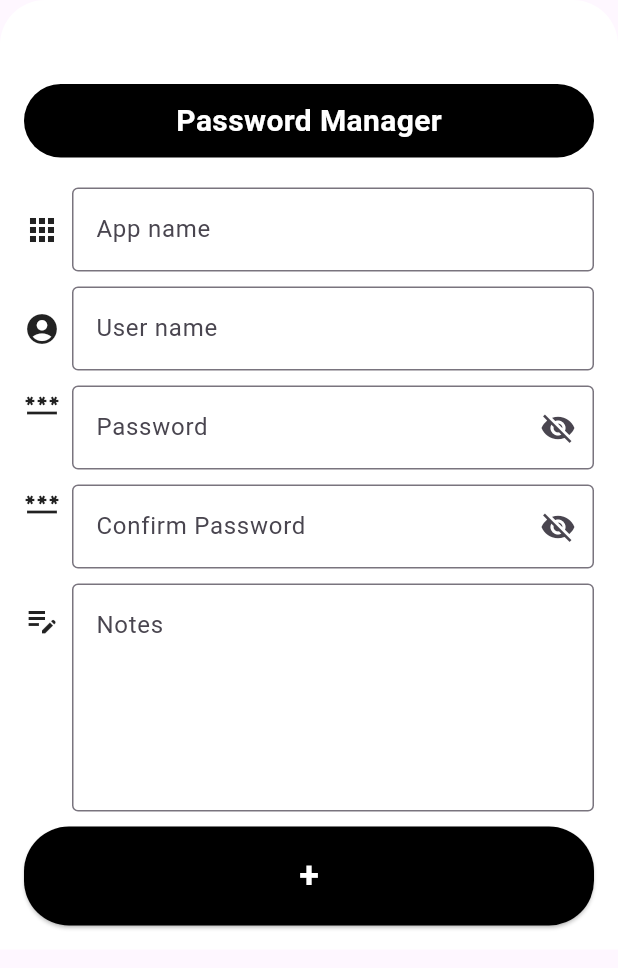
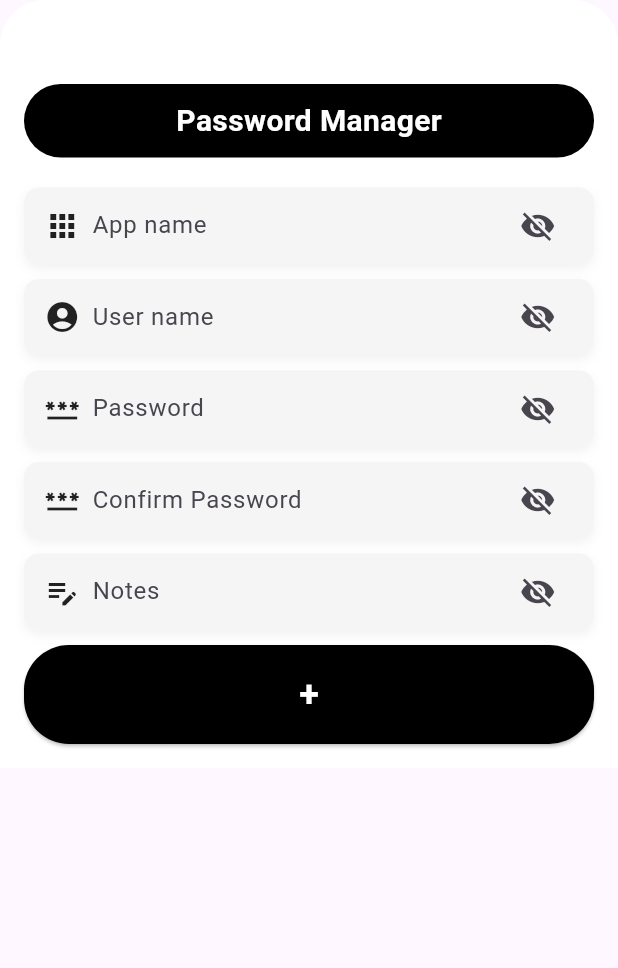
Before and after one commit to VinhTin-AQUA/Password-management, a Flutter app: the AddAccount screen opened by its route, on a phone screen of 412 x 824 dp. Shown: the top 968 px of the screen. Run offline on Flutter 3.47's test engine with Material 3 defaults, Android fonts, the phone set to English and light mode, and no system bars; our stand-ins replace firebase_auth, firebase_core, flutter_secure_storage, get, google_sign_in; accounts and stored records are empty.

Commit message:
update text field and password field

```diff
--- a/password_management/lib/presentation/views/add_account/add_account.dart
+++ b/password_management/lib/presentation/views/add_account/add_account.dart
@@ -32,32 +32,37 @@ class _AddAccountState extends State<AddAccount> {
                   const SizedBox(height: 40),
                   Header(),
                   const SizedBox(height: 20),
-                  const InputInput(
+                  TextInput(
                     icon: Icons.apps,
                     maxLines: 1,
                     hintText: "App name",
+                    onChanged: (String value) {},
                   ),
                   const SizedBox(height: 10),
-                  const InputInput(
+                  TextInput(
                     icon: Icons.account_circle,
                     maxLines: 1,
                     hintText: "User name",
+                    onChanged: (String value) {},
                   ),
                   const SizedBox(height: 10),
-                  const PasswordInput(
+                  PasswordInputField(
                     icon: Icons.password,
                     hintText: "Password",
+                    onChanged: (value) {},
                   ),
                   const SizedBox(height: 10),
-                  const PasswordInput(
+                  PasswordInputField(
                     icon: Icons.password,
                     hintText: "Confirm Password",
+                    onChanged: (value) {},
                   ),
                   const SizedBox(height: 10),
-                  const InputInput(
+                  TextInput(
                     icon: Icons.edit_note,
                     maxLines: 5,
                     hintText: "Notes",
+                    onChanged: (String value) {},
                   ),
                   const SizedBox(height: 10),
                   ElevatedButton(
--- a/password_management/lib/presentation/views/create_password/create_password.dart
+++ b/password_management/lib/presentation/views/create_password/create_password.dart
@@ -72,15 +72,15 @@ class _CreatePasswordState extends State<CreatePassword> {
                               style: TextStyle(fontSize: 20),
                             ),
                             const SizedBox(height: 40),
-                            PasswordInput(
-                              hintText: 'Only number',
+                            PasswordInputField(
+                              hintText: 'Input password',
                               onChanged: builder.updatePassword,
                               errorText:
                                   passValid ? null : 'Password is not empty',
                             ),
                             const SizedBox(height: 20),
-                            PasswordInput(
-                              hintText: 'Only number',
+                            PasswordInputField(
+                              hintText: 'Confirm password',
                               onChanged: builder.updateConfirmPassword,
                               errorText:
                                   confirmPassValid
--- a/password_management/lib/presentation/views/login_app/login_app.dart
+++ b/password_management/lib/presentation/views/login_app/login_app.dart
@@ -19,9 +19,9 @@ class _LoginAppState extends State<LoginApp> {
         child: Column(
           mainAxisAlignment: MainAxisAlignment.start,
           children: <Widget>[
-           const SizedBox(height: 40),
-                  Header(),
-                  const SizedBox(height: 20),
+            const SizedBox(height: 40),
+            Header(),
+            const SizedBox(height: 20),
             Expanded(
               child: SingleChildScrollView(
                 child: Container(
@@ -36,7 +36,7 @@ class _LoginAppState extends State<LoginApp> {
                     child: Column(
                       children: [
                         SizedBox(height: 30),
-                        Logo(size: 150,),
+                        Logo(size: 150),
                         SizedBox(height: 40),
                         Padding(
                           padding: const EdgeInsets.symmetric(horizontal: 20.0),
@@ -44,8 +44,9 @@ class _LoginAppState extends State<LoginApp> {
                             decoration: BoxDecoration(
                               borderRadius: BorderRadius.circular(30),
                             ),
-                            child: PasswordInput(
-                              hintText: 'Input your password',
+                            child: PasswordInputField(
+                              hintText: 'Input password',
+                              onChanged: (value) {},
                             ),
                           ),
                         ),
--- a/password_management/lib/presentation/views/splash_screen/splash_screen.dart
+++ b/password_management/lib/presentation/views/splash_screen/splash_screen.dart
@@ -35,7 +35,7 @@ class _SplashScreenState extends State<SplashScreen> {
 
     WidgetsBinding.instance.performReassemble();
 
-    TRoutes.offAll(TRoutes.home);
+    TRoutes.offAll(TRoutes.loginApp);
   }
 
   @override
--- a/password_management/lib/presentation/widgets/password_input.dart
+++ b/password_management/lib/presentation/widgets/password_input.dart
@@ -1,60 +1,111 @@
 import 'package:flutter/material.dart';
 import 'package:flutter/services.dart';
 
-class PasswordInput extends StatefulWidget {
+class PasswordInputField extends StatefulWidget {
+  final ValueChanged<String> onChanged;
   final IconData? icon;
   final String hintText;
-  final void Function(String)? onChanged;
   final String? errorText; // ➕ Thêm thuộc tính báo lỗi
 
-  const PasswordInput({
+  const PasswordInputField({
     super.key,
+    required this.onChanged,
     this.icon,
     this.hintText = '',
-    this.onChanged,
     this.errorText,
   });
 
   @override
-  State<PasswordInput> createState() => _PasswordInputState();
+  State<PasswordInputField> createState() => _PasswordInputFieldState();
 }
 
-class _PasswordInputState extends State<PasswordInput> {
+class _PasswordInputFieldState extends State<PasswordInputField> {
   bool _obscureText = true;
+  final _controller = TextEditingController();
+  final FocusNode _focusNode = FocusNode();
+  bool _isFocused = false;
 
-  void _toggleVisibility() {
-    setState(() => _obscureText = !_obscureText);
+  @override
+  void initState() {
+    super.initState();
+    _focusNode.addListener(() {
+      setState(() {
+        _isFocused = _focusNode.hasFocus;
+      });
+    });
+  }
+
+  @override
+  void dispose() {
+    _controller.dispose();
+    _focusNode.dispose();
+    super.dispose();
   }
 
   @override
   Widget build(BuildContext context) {
-    return Row(
-      crossAxisAlignment: CrossAxisAlignment.start, // chỉ có 1 dòng
+    return Container(
+      decoration: BoxDecoration(
+        color: Colors.grey[100],
+        borderRadius: BorderRadius.circular(10),
+        border: Border.all(
+          color: _isFocused ? Colors.black : Colors.transparent,
+          width: 1.5,
+        ),
+        boxShadow: [
+          if (_isFocused)
+            BoxShadow(
+              color: Colors.black.withValues(alpha: 0.2),
+              blurRadius: 8,
+              offset: const Offset(0, 2),
+            )
+          else
+            BoxShadow(
+              color: Colors.grey.shade400.withValues(alpha: 0.2),
+              blurRadius: 5,
+              offset: const Offset(0, 3),
+            ),
+        ],
+      ),
+      child: Padding(
+        padding: const EdgeInsets.symmetric(horizontal: 12.0),
+        child: Row(
           children: [
-        if (widget.icon != null)
-          Padding(
-            padding: const EdgeInsets.only(right: 8.0),
-            child: Icon(widget.icon),
-          ),
+            if (widget.icon != null) Icon(widget.icon),
+            if (widget.icon != null) const SizedBox(width: 8),
             Expanded(
               child: TextField(
+                controller: _controller,
                 obscureText: _obscureText,
-            onChanged: widget.onChanged,
-             inputFormatters:[FilteringTextInputFormatter.digitsOnly],
+                focusNode: _focusNode,
+                keyboardType: TextInputType.visiblePassword,
+                inputFormatters: [
+                  // Cho phép tất cả ký tự ASCII (bao gồm cả ký tự chưa được composed)
+                  FilteringTextInputFormatter.allow(RegExp(r'[\x00-\x7F]')),
+                ],
+                onChanged: (value) {
+                  widget.onChanged(value);
+                },
                 decoration: InputDecoration(
+                  border: InputBorder.none,
                   hintText: widget.hintText,
-              border: OutlineInputBorder(),
                   errorText: widget.errorText,
-              suffixIcon: IconButton(
+                ),
+              ),
+            ),
+            IconButton(
               icon: Icon(
                 _obscureText ? Icons.visibility_off : Icons.visibility,
               ),
-                onPressed: _toggleVisibility,
+              onPressed: () {
+                setState(() {
+                  _obscureText = !_obscureText;
+                });
+              },
+            ),
+          ],
         ),
       ),
-          ),
-        ),
-      ],
     );
   }
 }
--- a/password_management/lib/presentation/widgets/text_input.dart
+++ b/password_management/lib/presentation/widgets/text_input.dart
@@ -1,59 +1,113 @@
 import 'package:flutter/material.dart';
+import 'package:flutter/services.dart';
 
-class InputInput extends StatelessWidget {
-  final IconData icon;
+class TextInput extends StatefulWidget {
+  final ValueChanged<String> onChanged;
+  final IconData? icon;
+  final String hintText;
+  final String? errorText; // ➕ Thêm thuộc tính báo lỗi
   final int maxLines;
-  final String hintText;
 
-  const InputInput({
+  const TextInput({
     super.key,
-    required this.icon,
+    required this.onChanged,
+    this.icon,
+    this.hintText = '',
+    this.errorText,
     this.maxLines = 1,
-    this.hintText = '',
   });
 
   @override
+  State<TextInput> createState() => _TextInputState();
+}
+
+class _TextInputState extends State<TextInput> {
+  bool _obscureText = true;
+  final _controller = TextEditingController();
+  final FocusNode _focusNode = FocusNode();
+  bool _isFocused = false;
+
+  @override
+  void initState() {
+    super.initState();
+    _focusNode.addListener(() {
+      setState(() {
+        _isFocused = _focusNode.hasFocus;
+      });
+    });
+  }
+
+  @override
+  void dispose() {
+    _controller.dispose();
+    _focusNode.dispose();
+    super.dispose();
+  }
+
+  @override
   Widget build(BuildContext context) {
-    // Nếu maxLines = 1 thì căn giữa icon theo chiều dọc
-    if (maxLines == 1) {
-      return Row(
-        crossAxisAlignment: CrossAxisAlignment.center,
+    return Container(
+      decoration: BoxDecoration(
+        color: Colors.grey[100],
+        borderRadius: BorderRadius.circular(10),
+        border: Border.all(
+          color: _isFocused ? Colors.black : Colors.transparent,
+          width: 1.5,
+        ),
+        boxShadow: [
+          if (_isFocused)
+            BoxShadow(
+              color: Colors.black.withValues(alpha: 0.2),
+              blurRadius: 8,
+              offset: const Offset(0, 2),
+            )
+          else
+            BoxShadow(
+              color: Colors.grey.shade400.withValues(alpha: 0.2),
+              blurRadius: 5,
+              offset: const Offset(0, 3),
+            ),
+        ],
+      ),
+      child: Padding(
+        padding: const EdgeInsets.symmetric(horizontal: 12.0),
+        child: Row(
           children: [
-          Padding(
-            padding: const EdgeInsets.only(right: 8.0),
-            child: Icon(icon),
-          ),
+            if (widget.icon != null) Icon(widget.icon),
+            if (widget.icon != null) const SizedBox(width: 8),
             Expanded(
               child: TextField(
-              maxLines: maxLines,
+                controller: _controller,
+                obscureText: _obscureText,
+                focusNode: _focusNode,
+                keyboardType: TextInputType.visiblePassword,
+                inputFormatters: [
+                  // Cho phép tất cả ký tự ASCII (bao gồm cả ký tự chưa được composed)
+                  FilteringTextInputFormatter.allow(RegExp(r'[\x00-\x7F]')),
+                ],
+                onChanged: (value) {
+                  widget.onChanged(value);
+                },
                 decoration: InputDecoration(
-                hintText: hintText,
-                border: OutlineInputBorder(),
+                  border: InputBorder.none,
+                  hintText: widget.hintText,
+                  errorText: widget.errorText,
                 ),
               ),
             ),
+            IconButton(
+              icon: Icon(
+                _obscureText ? Icons.visibility_off : Icons.visibility,
+              ),
+              onPressed: () {
+                setState(() {
+                  _obscureText = !_obscureText;
+                });
+              },
+            ),
           ],
-      );
-    } else {
-      // Nếu maxLines > 1 thì icon ở góc trên bên trái
-      return Row(
-        crossAxisAlignment: CrossAxisAlignment.start,
-        children: [
-          Padding(
-            padding: const EdgeInsets.only(right: 8.0, top: 12.0),
-            child: Icon(icon),
-          ),
-          Expanded(
-            child: TextField(
-              maxLines: maxLines,
-              decoration: InputDecoration(
-                hintText: hintText,
-                border: OutlineInputBorder(),
         ),
       ),
-          ),
-        ],
     );
   }
 }
-}
```
Lines whose indentation alone changed are shown as unchanged.
